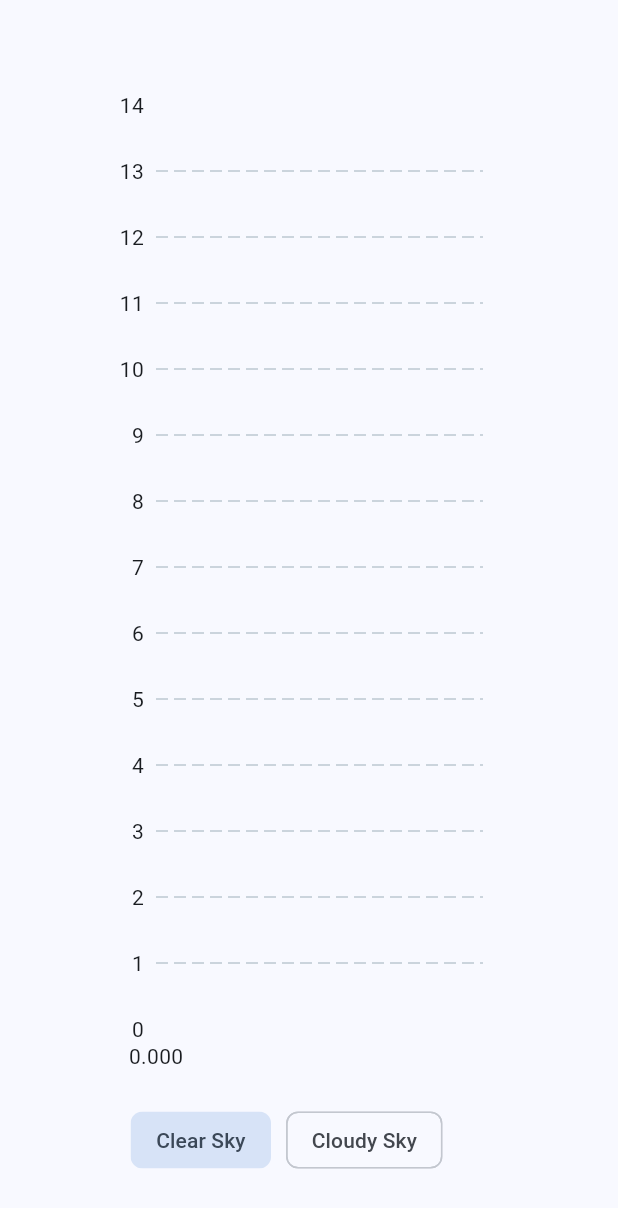
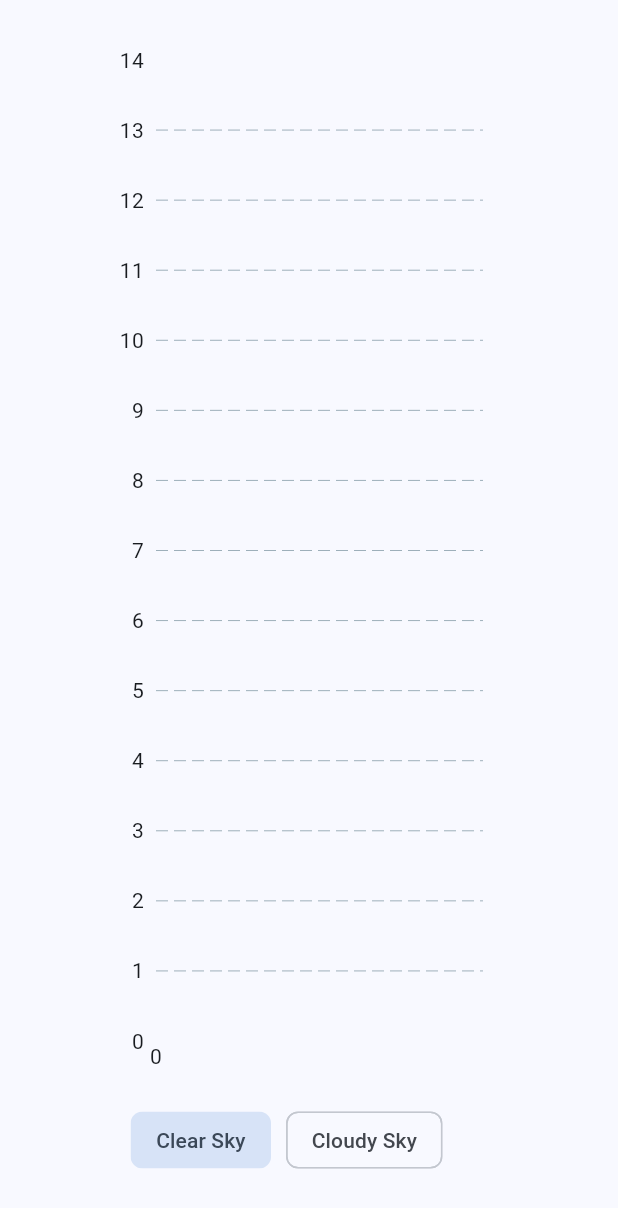
Before and after one commit to bevanw/uv_flutter_app, a Flutter app: the UVForecastChart widget shown alone on an empty page, opened directly with empty values, on a phone screen of 412 x 824 dp. Shown: the top 1208 px of the screen. Run offline on Flutter 3.47's test engine with Material 2 defaults, Android fonts, the light colour scheme and no system bars; drawn by our look-alikes of fl_chart; our stand-ins replace flutter_local_notifications, flutter_riverpod; network calls fail.

Commit message:
updated labels

```diff
--- a/lib/main.dart
+++ b/lib/main.dart
@@ -1,5 +1,3 @@
-import 'dart:ui';
-
 import 'package:flutter/material.dart';
 import 'package:flutter_riverpod/flutter_riverpod.dart';
 
--- a/lib/views/tabs/uv_forecast_view.dart
+++ b/lib/views/tabs/uv_forecast_view.dart
@@ -66,9 +66,8 @@ class _UVForecastChartState extends State<UVForecastChart> {
 
   List<FlSpot> getChartSpots(List<UVIndex> data) {
     return data.asMap().entries.map((entry) {
-      final index = entry.key;
       final uvIndex = entry.value;
-      return FlSpot(index.toDouble(), uvIndex.index.toDouble());
+      return FlSpot(uvIndex.time.hour.toDouble(), uvIndex.index.toDouble());
     }).toList();
   }
 
@@ -79,24 +78,31 @@ class _UVForecastChartState extends State<UVForecastChart> {
         left: 60,
         right: 90,
         bottom: 40,
-        top: 70,
+        top: 40,
       ),
       child: Column(
         children: [
           Expanded(
             child: LineChart(
               LineChartData(
-                minX: 0,
                 minY: 0,
                 maxY: UVIndex.maxIndex.toDouble(),
-                titlesData: const FlTitlesData(
-                  rightTitles: AxisTitles(
+                titlesData: FlTitlesData(
+                  rightTitles: const AxisTitles(
                     axisNameSize: 20,
                     sideTitles: SideTitles(showTitles: false),
                   ),
-                  topTitles: AxisTitles(
+                  topTitles: const AxisTitles(
                     axisNameSize: 20,
                     sideTitles: SideTitles(showTitles: false),
+                  ),
+                  bottomTitles: AxisTitles(
+                    sideTitles: SideTitles(
+                      showTitles: true,
+                      getTitlesWidget: (value, meta) {
+                        return Text("${value.toInt()}");
+                      },
+                    ),
                   ),
                 ),
                 gridData: const FlGridData(
```
Also changed, not shown: lib/widgets/data_visualizations/circular_gauge_chart.dart (+4 -4 lines).
